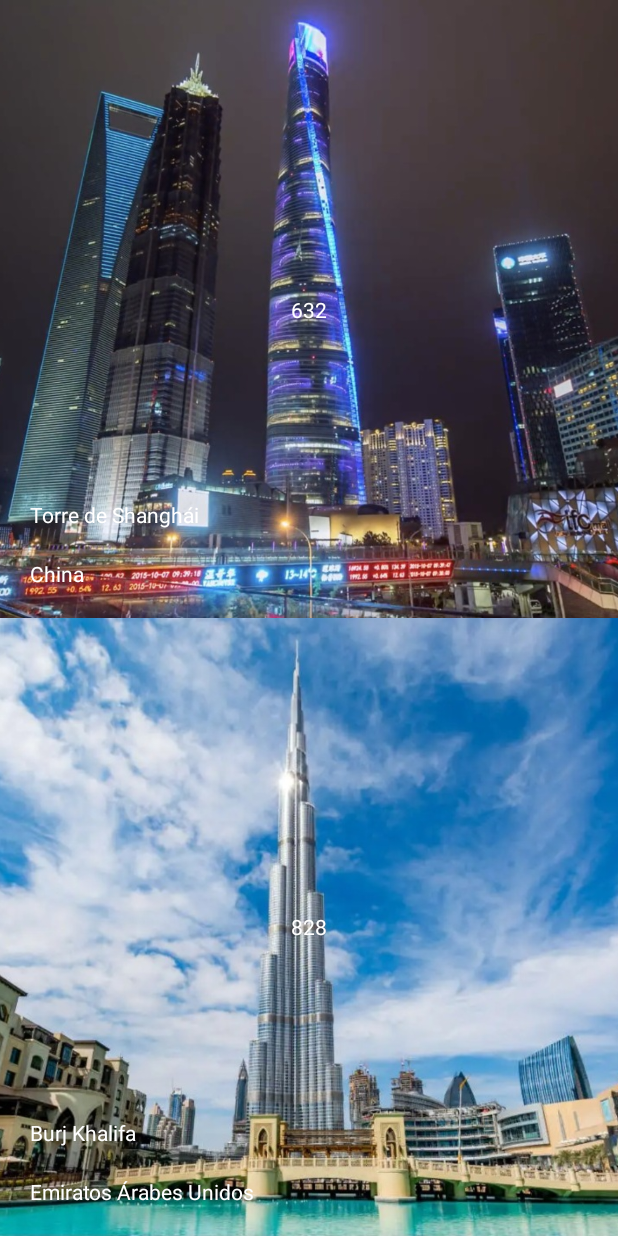
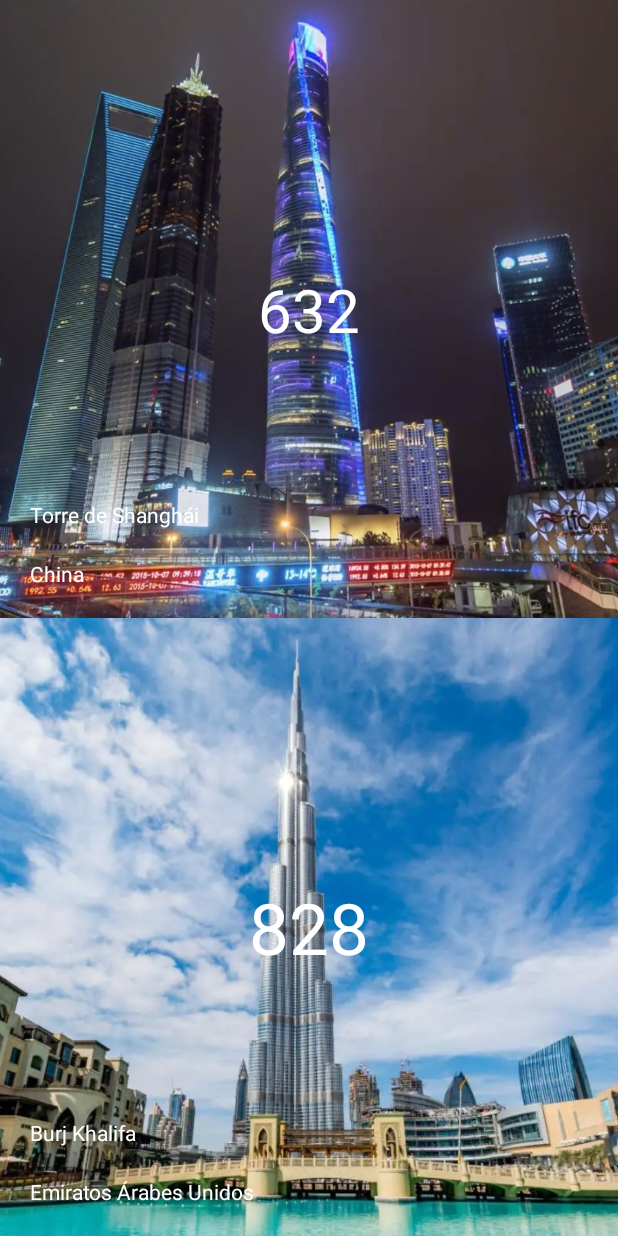
Before and after one commit to Iago-A/More-or-less-Constructions, an Android app: the GameActivity screen opened directly, with no data from a screen before it, after a tap on an icon or button, on a phone screen of 412 x 824 dp. Run offline under Robolectric (Android 15) with nearby library versions, the light colour scheme and no system bars; 1 other tap on this screen came first.

Commit message:
Show height function implemented

```diff
--- a/app/src/main/java/com/example/moreorlessconstructions/GameActivity.java
+++ b/app/src/main/java/com/example/moreorlessconstructions/GameActivity.java
@@ -1,8 +1,14 @@
 package com.example.moreorlessconstructions;
 
+import android.animation.Animator;
+import android.animation.AnimatorListenerAdapter;
+import android.animation.ObjectAnimator;
+import android.animation.ValueAnimator;
 import android.os.Bundle;
 import android.os.Handler;
 import android.util.Log;
+import android.view.animation.BounceInterpolator;
+import android.view.animation.DecelerateInterpolator;
 import android.widget.ImageView;
 import android.widget.TextView;
 import android.widget.Toast;
@@ -23,6 +29,7 @@ import java.util.List;
 import java.util.Random;
 
 public class GameActivity extends AppCompatActivity {
+    private boolean gameOver = false;
 
     @Override
     protected void onCreate(Bundle savedInstanceState) {
@@ -43,11 +50,12 @@ public class GameActivity extends AppCompatActivity {
         Random random = new Random();
         int randomNumber1 = 0;
         int randomNumber2 = 0;
+        int counter = 0;
 
         // Load the constructions data
         constructions = getConstructionsFromJson();
 
-        // Choose random constructions
+        // Choose different random constructions
         randomNumber1 = random.nextInt(constructions.size());
         do {
             randomNumber2 = random.nextInt(constructions.size());
@@ -77,13 +85,13 @@ public class GameActivity extends AppCompatActivity {
         bottomCountryTextView.setText(country2);
 
         topImageView.setOnClickListener(v -> {
-//            Toast.makeText(this, "Imagen superior", Toast.LENGTH_SHORT).show();
             showHeight(topHeightTextView, height1);
+            gameOver = checkResult(height1, height2);
         });
 
         bottomImageView.setOnClickListener(v -> {
-//            Toast.makeText(this, "Imagen inferior", Toast.LENGTH_SHORT).show();
             showHeight(bottomHeightTextView, height2);
+            gameOver = checkResult(height2, height1);
         });
     }
 
@@ -138,15 +146,51 @@ public class GameActivity extends AppCompatActivity {
         return constructions;
     }
 
-    // Seguir trabajando en esto**************************************************************
-    public void showHeight (TextView heightTextView, int height) {
-        int start = (int)(0.7 * height);
-        for (int i = start; i <= height; i++) {
-            final int currentValue = i;
-            int delay = (i - start) * 5; // 5 ms between each number
-            new Handler().postDelayed(() -> {
-                heightTextView.setText(Integer.toString(currentValue));
-            }, delay);
+    public void showHeight(TextView heightTextView, int height) {
+        int start = (int) (0.7 * height);
+
+        ValueAnimator animator = ValueAnimator.ofInt(start, height - 1);
+        animator.setDuration(1500); // Main duration
+        animator.setInterpolator(new android.view.animation.PathInterpolator(0.2f, 0f, 0f, 1f));
+
+        animator.addUpdateListener(animation -> {
+            int currentValue = (int) animation.getAnimatedValue();
+            heightTextView.setText(String.valueOf(currentValue));
+        });
+
+        animator.addListener(new AnimatorListenerAdapter() {
+            @Override
+            public void onAnimationEnd(Animator animation) {
+                // Show real height whit a little delay
+                heightTextView.postDelayed(() -> {
+                    heightTextView.setText(String.valueOf(height));
+
+                    // Bounce animation at the end
+                    ObjectAnimator bounce = ObjectAnimator.ofFloat(heightTextView, "scaleY", 1f, 1.3f, 1f);
+                    bounce.setDuration(500);
+                    bounce.setInterpolator(new BounceInterpolator());
+                    bounce.start();
+
+                    ObjectAnimator bounceX = ObjectAnimator.ofFloat(heightTextView, "scaleX", 1f, 1.3f, 1f);
+                    bounceX.setDuration(500);
+                    bounceX.setInterpolator(new BounceInterpolator());
+                    bounceX.start();
+
+                }, 400); // Final delay
+            }
+        });
+
+        animator.start();
+    }
+
+    public boolean checkResult (int chosenHeight, int leftoverHeight) {
+        boolean gameOver = false;
+
+        if (chosenHeight < leftoverHeight){
+            gameOver = true;
         }
+
+        return gameOver;
     }
+
 }
--- a/app/src/main/res/layout/activity_game.xml
+++ b/app/src/main/res/layout/activity_game.xml
@@ -55,7 +55,8 @@
         app:layout_constraintStart_toStartOf="parent"
         app:layout_constraintEnd_toEndOf="parent"
         app:layout_constraintTop_toTopOf="@id/top_image_view"
-        app:layout_constraintBottom_toBottomOf="@id/top_image_view"/>
+        app:layout_constraintBottom_toBottomOf="@id/top_image_view"
+        android:textSize="40sp"/>
 
     <TextView
         android:id="@+id/bottom_name_text_view"
@@ -83,6 +84,17 @@
         app:layout_constraintStart_toStartOf="parent"
         app:layout_constraintEnd_toEndOf="parent"
         app:layout_constraintTop_toTopOf="@id/bottom_image_view"
-        app:layout_constraintBottom_toBottomOf="@id/bottom_image_view"/>
+        app:layout_constraintBottom_toBottomOf="@id/bottom_image_view"
+        android:textSize="40sp"/>
+
+    <TextView
+        android:id="@+id/counter"
+        android:textColor="@color/white"
+        android:layout_width="wrap_content"
+        android:layout_height="wrap_content"
+        app:layout_constraintTop_toTopOf="parent"
+        app:layout_constraintEnd_toEndOf="parent"
+        android:textSize="40sp"
+        android:layout_margin="20dp"/>
 
 </androidx.constraintlayout.widget.ConstraintLayout>
```
